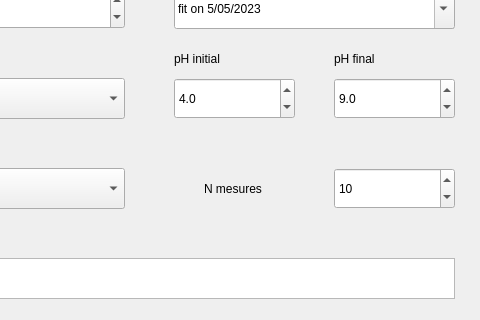
The window that ui_files/exp_params.ui (laurentsiou1/dommino-app) describes before a commit, drawn with Qt 5; both pictures show x 246 to 726 and y 362 to 682 of the 726 by 682 pixel window.
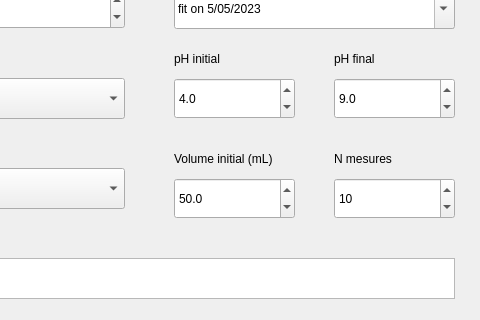
The same window after the commit.

```diff
--- a/ui_files/exp_params.ui
+++ b/ui_files/exp_params.ui
@@ -238,7 +238,7 @@
    <property name="geometry">
     <rect>
      <x>580</x>
-     <y>530</y>
+     <y>540</y>
      <width>121</width>
      <height>41</height>
     </rect>
@@ -282,9 +282,9 @@
   <widget class="QLabel" name="Nmes_label">
    <property name="geometry">
     <rect>
-     <x>450</x>
-     <y>530</y>
-     <width>131</width>
+     <x>580</x>
+     <y>500</y>
+     <width>121</width>
      <height>41</height>
     </rect>
    </property>
@@ -410,6 +410,44 @@
     <string>Saving folder</string>
    </property>
   </widget>
+  <widget class="QDoubleSpinBox" name="V0">
+   <property name="geometry">
+    <rect>
+     <x>420</x>
+     <y>540</y>
+     <width>121</width>
+     <height>41</height>
+    </rect>
+   </property>
+   <property name="decimals">
+    <number>1</number>
+   </property>
+   <property name="minimum">
+    <double>10.000000000000000</double>
+   </property>
+   <property name="maximum">
+    <double>200.000000000000000</double>
+   </property>
+   <property name="singleStep">
+    <double>0.100000000000000</double>
+   </property>
+   <property name="value">
+    <double>50.000000000000000</double>
+   </property>
+  </widget>
+  <widget class="QLabel" name="V0_label">
+   <property name="geometry">
+    <rect>
+     <x>420</x>
+     <y>500</y>
+     <width>121</width>
+     <height>41</height>
+    </rect>
+   </property>
+   <property name="text">
+    <string>Volume initial (mL)</string>
+   </property>
+  </widget>
  </widget>
  <resources/>
  <connections>
```
